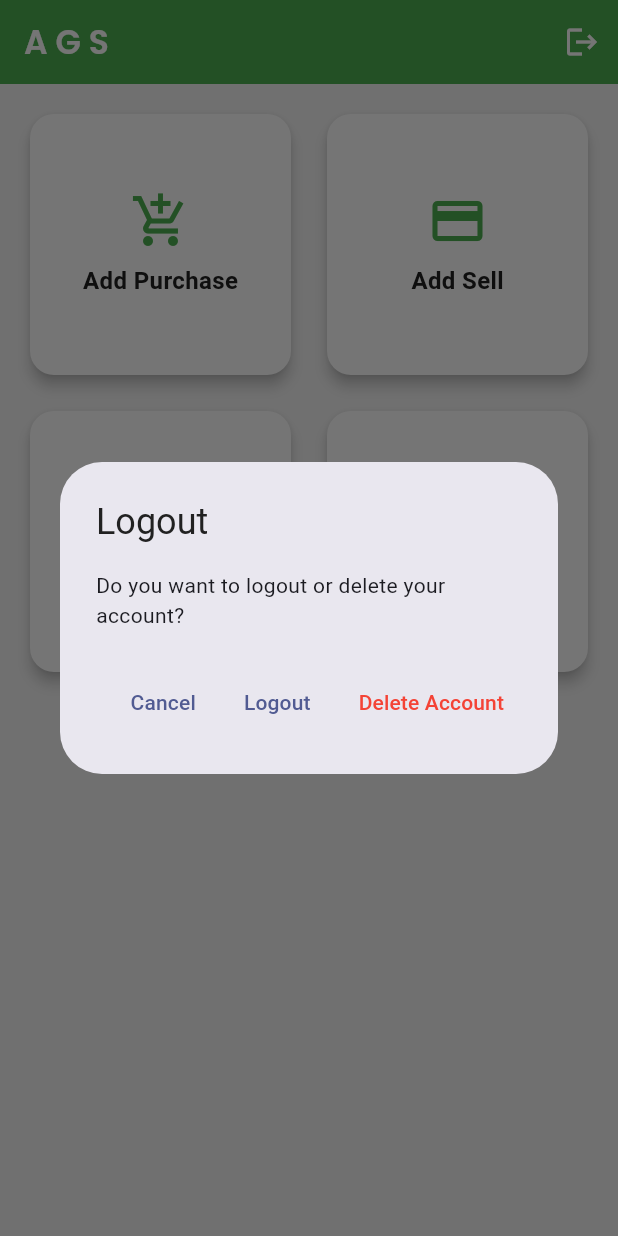
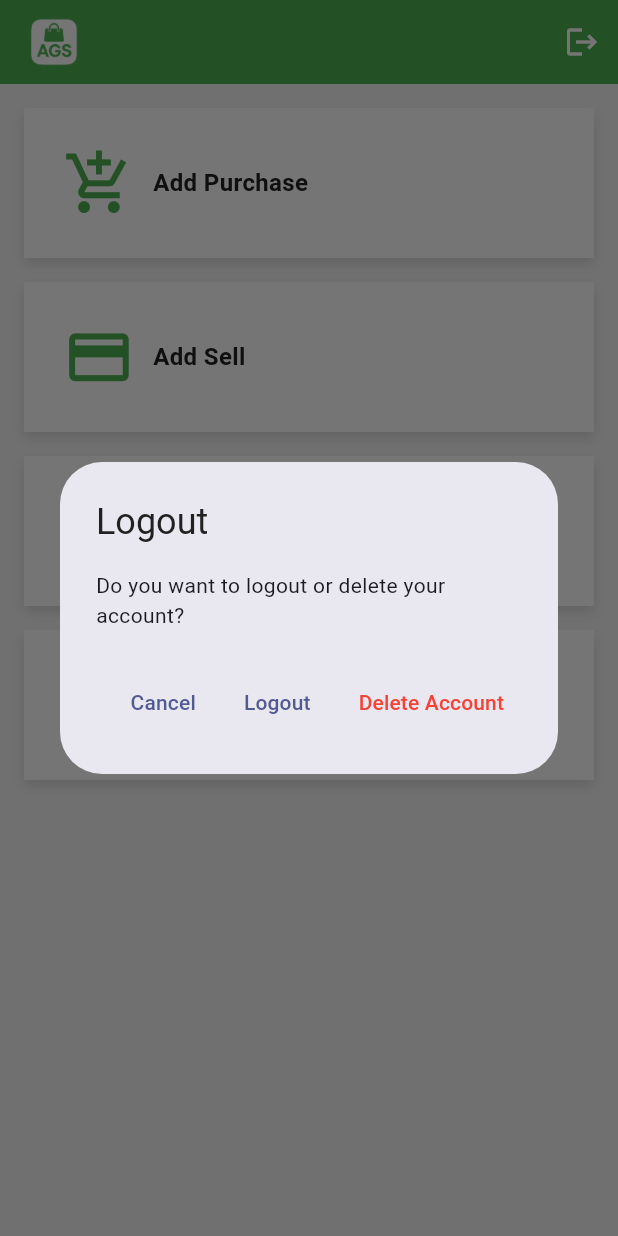
Before and after one commit to MuhammadZeeshanmz/shop_app, a Flutter app: the HomeScreen screen opened directly, after a tap on the "logout" icon, on a phone screen of 412 x 824 dp. Run offline on Flutter 3.47's test engine with Material 3 defaults, Android fonts, the phone set to English and light mode, and no system bars; our stand-ins replace cloud_firestore, firebase_auth, firebase_core; accounts and stored records are empty.

Commit message:
update ui

```diff
--- /dev/null
+++ b/lib/Home_screen/BarChartAnimationIcon.dart
@@ -0,0 +1,74 @@
+import 'package:flutter/material.dart';
+
+class BarChartAnimationIcon extends StatefulWidget {
+  final Color color;
+  final double barWidth;
+
+  const BarChartAnimationIcon({
+    super.key,
+    this.color = Colors.green,
+    this.barWidth = 6.0,
+  });
+
+  @override
+  State<BarChartAnimationIcon> createState() => _BarChartAnimationIconState();
+}
+
+class _BarChartAnimationIconState extends State<BarChartAnimationIcon>
+    with SingleTickerProviderStateMixin {
+  late AnimationController _controller;
+  late List<Animation<double>> _barAnimations;
+
+  @override
+  void initState() {
+    super.initState();
+
+    _controller = AnimationController(
+      vsync: this,
+      duration: Duration(milliseconds: 1200),
+    )..repeat(reverse: true);
+
+    _barAnimations = List.generate(3, (i) {
+      final begin = 10.0 + (i * 5);
+      final end = 30.0 - (i * 5);
+      return Tween<double>(begin: begin, end: end).animate(
+        CurvedAnimation(
+          parent: _controller,
+          curve: Interval(i * 0.2, 1.0, curve: Curves.easeInOut),
+        ),
+      );
+    });
+  }
+
+  @override
+  Widget build(BuildContext context) {
+    return SizedBox(
+      width: widget.barWidth * 5,
+      height: 40,
+      child: Row(
+        mainAxisAlignment: MainAxisAlignment.spaceEvenly,
+        children:
+            _barAnimations.map((animation) {
+              return AnimatedBuilder(
+                animation: _controller,
+                builder:
+                    (_, __) => Container(
+                      width: widget.barWidth,
+                      height: animation.value,
+                      decoration: BoxDecoration(
+                        color: widget.color,
+                        borderRadius: BorderRadius.circular(4),
+                      ),
+                    ),
+              );
+            }).toList(),
+      ),
+    );
+  }
+
+  @override
+  void dispose() {
+    _controller.dispose();
+    super.dispose();
+  }
+}
--- a/lib/Home_screen/ShopKhataScreen.dart
+++ b/lib/Home_screen/ShopKhataScreen.dart
@@ -1,5 +1,5 @@
+import 'package:ags/customer_detail/customer_data.dart';
 import 'package:flutter/material.dart';
-import 'package:shop_app/customer_detail/customer_data.dart';
 
 class ShopKhataScreen extends StatelessWidget {
   const ShopKhataScreen({
--- a/lib/Home_screen/add_payment_screen.dart
+++ b/lib/Home_screen/add_payment_screen.dart
@@ -1,6 +1,6 @@
+import 'package:ags/customer_detail/customer_data.dart';
+import 'package:ags/customer_detail/customer_service.dart';
 import 'package:flutter/material.dart';
-import 'package:shop_app/customer_detail/customer_data.dart';
-import 'package:shop_app/customer_detail/customer_service.dart';
 import 'package:url_launcher/url_launcher.dart';
 
 class AddSellScreen extends StatefulWidget {
--- a/lib/Home_screen/add_purchase_screen.dart
+++ b/lib/Home_screen/add_purchase_screen.dart
@@ -1,6 +1,6 @@
+import 'package:ags/customer_detail/customer_data.dart';
+import 'package:ags/customer_detail/customer_service.dart';
 import 'package:flutter/material.dart';
-import 'package:shop_app/customer_detail/customer_data.dart';
-import 'package:shop_app/customer_detail/customer_service.dart';
 import 'package:url_launcher/url_launcher.dart';
 
 class AddPurchaseScreen extends StatefulWidget {
--- a/lib/Home_screen/home_card.dart
+++ b/lib/Home_screen/home_card.dart
@@ -1,6 +1,7 @@
+import 'package:ags/Home_screen/BarChartAnimationIcon.dart';
 import 'package:flutter/material.dart';
 
-class HomeCard extends StatelessWidget {
+class HomeCard extends StatefulWidget {
   final String title;
   final IconData icon;
   final Widget route;
@@ -8,7 +9,8 @@ class HomeCard extends StatelessWidget {
   final Color textColor;
   final Color iconColor;
 
-  const HomeCard({super.key,
+  const HomeCard({
+    super.key,
     required this.title,
     required this.icon,
     required this.route,
@@ -18,33 +20,93 @@ class HomeCard extends StatelessWidget {
   });
 
   @override
+  State<HomeCard> createState() => _HomeCardState();
+}
+
+class _HomeCardState extends State<HomeCard>
+    with SingleTickerProviderStateMixin {
+  late AnimationController _controller;
+  late Animation<double> _scaleAnimation;
+
+  @override
+  void initState() {
+    super.initState();
+
+    _controller = AnimationController(
+      vsync: this,
+      duration: const Duration(milliseconds: 1000),
+    )..repeat(reverse: true);
+
+    _scaleAnimation = Tween<double>(
+      begin: 1.0,
+      end: 1.2,
+    ).animate(CurvedAnimation(parent: _controller, curve: Curves.easeInOut));
+  }
+
+  @override
+  void dispose() {
+    _controller.dispose();
+    super.dispose();
+  }
+
+  bool get shouldScale {
+    return widget.icon == Icons.add_shopping_cart ||
+        widget.icon == Icons.payment ||
+        widget.icon == Icons.receipt_long;
+  }
+
+  @override
   Widget build(BuildContext context) {
+    Widget animatedIcon;
+
+    if (widget.icon == Icons.bar_chart) {
+      animatedIcon = BarChartAnimationIcon(
+        color: widget.iconColor,
+      ); // custom bars
+    } else if (shouldScale) {
+      animatedIcon = ScaleTransition(
+        scale: _scaleAnimation,
+        child: Icon(widget.icon, size: 40, color: widget.iconColor),
+      );
+    } else {
+      animatedIcon = Icon(widget.icon, size: 40, color: widget.iconColor);
+    }
+
     return GestureDetector(
       onTap:
-          () =>
-              Navigator.push(context, MaterialPageRoute(builder: (_) => route)),
-      child: Card(
-        color: cardColor,
-        elevation: 4,
-        shape: RoundedRectangleBorder(borderRadius: BorderRadius.circular(16)),
-        child: Center(
-          child: Column(
-            mainAxisSize: MainAxisSize.min,
+          () => Navigator.push(
+            context,
+            MaterialPageRoute(builder: (_) => widget.route),
+          ),
+      child: Container(
+        width: double.infinity,
+        padding: const EdgeInsets.all(30),
+        decoration: BoxDecoration(
+          color: widget.cardColor,
+          borderRadius: BorderRadius.circular(0),
+          boxShadow: [
+            BoxShadow(
+              color: Colors.black12,
+              blurRadius: 6,
+              offset: Offset(0, 4),
+            ),
+          ],
+        ),
+        child: Row(
           children: [
-              Icon(icon, size: 40, color: iconColor),
-              SizedBox(height: 8),
+            animatedIcon,
+            const SizedBox(width: 16),
             Text(
-                title,
+              widget.title,
               style: TextStyle(
                 fontSize: 16,
-                  color: textColor,
+                color: widget.textColor,
                 fontWeight: FontWeight.w600,
               ),
             ),
           ],
         ),
       ),
-      ),
     );
   }
 }
--- a/lib/Home_screen/home_screen.dart
+++ b/lib/Home_screen/home_screen.dart
@@ -1,12 +1,12 @@
+import 'package:ags/Home_screen/ShopKhataScreen.dart';
+import 'package:ags/Home_screen/add_payment_screen.dart';
+import 'package:ags/Home_screen/add_purchase_screen.dart';
+import 'package:ags/Home_screen/home_card.dart';
+import 'package:ags/Home_screen/khata_list_screen.dart';
+import 'package:ags/login/login_view.dart';
 import 'package:cloud_firestore/cloud_firestore.dart';
 import 'package:flutter/material.dart';
 import 'package:firebase_auth/firebase_auth.dart';
-import 'package:shop_app/login/login_view.dart';
-import 'package:shop_app/Home_screen/ShopKhataScreen.dart';
-import 'package:shop_app/Home_screen/add_payment_screen.dart';
-import 'package:shop_app/Home_screen/add_purchase_screen.dart';
-import 'package:shop_app/Home_screen/home_card.dart';
-import 'package:shop_app/Home_screen/khata_list_screen.dart';
 
 class HomeScreen extends StatelessWidget {
   HomeScreen({super.key});
@@ -35,15 +35,15 @@ class HomeScreen extends StatelessWidget {
             content: Text('Do you want to logout or delete your account?'),
             actions: [
               TextButton(
-                onPressed: () => Navigator.of(ctx).pop(false), // Cancel
+                onPressed: () => Navigator.of(ctx).pop(false),
                 child: Text('Cancel'),
               ),
               TextButton(
-                onPressed: () => Navigator.of(ctx).pop(true), // Logout
+                onPressed: () => Navigator.of(ctx).pop(true),
                 child: Text('Logout'),
               ),
               TextButton(
-                onPressed: () => Navigator.of(ctx).pop(null), // Delete
+                onPressed: () => Navigator.of(ctx).pop(null),
                 child: Text(
                   'Delete Account',
                   style: TextStyle(color: Color(0xFFF44336)),
@@ -56,30 +56,23 @@ class HomeScreen extends StatelessWidget {
     final user = FirebaseAuth.instance.currentUser;
 
     if (shouldLogout == true) {
-      // Logout
       await FirebaseAuth.instance.signOut();
-      print("✅ User signed out");
-
       Navigator.pushReplacement(
         context,
         MaterialPageRoute(builder: (_) => LoginScreen()),
       );
     } else if (shouldLogout == null && user != null) {
-      // Delete account
       try {
-        final uid = user.uid;
-        await FirebaseFirestore.instance.collection('users').doc(uid).delete();
-        print("🗑️ User document deleted");
-
+        await FirebaseFirestore.instance
+            .collection('users')
+            .doc(user.uid)
+            .delete();
         await user.delete();
-        print("🗑️ User account deleted");
-
         Navigator.pushReplacement(
           context,
           MaterialPageRoute(builder: (_) => LoginScreen()),
         );
       } catch (e) {
-        print("❌ Failed to delete account: $e");
         ScaffoldMessenger.of(context).showSnackBar(
           SnackBar(
             content: Text("Failed to delete account. Try logging in again."),
@@ -88,24 +81,24 @@ class HomeScreen extends StatelessWidget {
         );
       }
     }
-
-    // Do nothing if user chose Cancel
   }
 
   @override
   Widget build(BuildContext context) {
     return Scaffold(
-      backgroundColor: Color(0xFFF5F5F5), // Light grey background
+      backgroundColor: Color(0xFFF5F5F5),
       appBar: AppBar(
-        title: Text(
-          'A G S',
-          style: TextStyle(
-            fontFamily: 'Poppins',
-            fontWeight: FontWeight.w600,
-            color: Colors.white, // Dark text
-          ),
+        title: Row(
+          children: [
+            Image(
+              image: AssetImage('assets/cwhite.png'),
+              height: 40,
+              width: 40,
+            ),
+            SizedBox(width: 8),
+          ],
         ),
-        backgroundColor: Color(0xFF4CAF50), // Primary Green
+        backgroundColor: Color(0xFF4CAF50),
         actions: [
           IconButton(
             icon: Icon(Icons.logout),
@@ -117,10 +110,7 @@ class HomeScreen extends StatelessWidget {
       ),
       body: Padding(
         padding: const EdgeInsets.all(16.0),
-        child: GridView.count(
-          crossAxisCount: 2,
-          crossAxisSpacing: 16,
-          mainAxisSpacing: 16,
+        child: Column(
           children: [
             HomeCard(
               title: 'Add Purchase',
@@ -129,7 +119,9 @@ class HomeScreen extends StatelessWidget {
               cardColor: Colors.white,
               textColor: Color(0xFF212121),
               iconColor: Color(0xFF4CAF50),
+              // animate: true,
             ),
+            SizedBox(height: 16),
             HomeCard(
               title: 'Add Sell',
               icon: Icons.payment,
@@ -138,6 +130,7 @@ class HomeScreen extends StatelessWidget {
               textColor: Color(0xFF212121),
               iconColor: Color(0xFF4CAF50),
             ),
+            SizedBox(height: 16),
             HomeCard(
               title: 'View Khata',
               icon: Icons.receipt_long,
@@ -146,6 +139,7 @@ class HomeScreen extends StatelessWidget {
               textColor: Color(0xFF212121),
               iconColor: Color(0xFF4CAF50),
             ),
+            SizedBox(height: 16),
             HomeCard(
               title: 'Shop Summary',
               icon: Icons.bar_chart,
--- a/lib/Home_screen/khata_list_screen.dart
+++ b/lib/Home_screen/khata_list_screen.dart
@@ -1,6 +1,6 @@
+import 'package:ags/customer_detail/customer_data.dart';
+import 'package:ags/customer_detail/customer_detail_screen.dart';
 import 'package:flutter/material.dart';
-import 'package:shop_app/customer_detail/customer_detail_screen.dart';
-import 'package:shop_app/customer_detail/customer_data.dart';
 
 class KhataListScreen extends StatelessWidget {
   const KhataListScreen({super.key});
--- a/lib/customer_detail/customer_detail_screen.dart
+++ b/lib/customer_detail/customer_detail_screen.dart
@@ -1,5 +1,5 @@
+import 'package:ags/customer_detail/customer_data.dart';
 import 'package:flutter/material.dart';
-import 'package:shop_app/customer_detail/customer_data.dart';
 import 'package:intl/intl.dart';
 
 class CustomerDetailScreen extends StatelessWidget {
@@ -31,7 +31,7 @@ class CustomerDetailScreen extends StatelessWidget {
     return Scaffold(
       appBar: AppBar(
         title: Text(
-          "${customer.name}'s Khata",
+          "${customer.name} Khata",
           style: const TextStyle(
             fontFamily: 'Poppins',
             fontWeight: FontWeight.w600,
@@ -39,6 +39,11 @@ class CustomerDetailScreen extends StatelessWidget {
           ),
         ),
         backgroundColor: const Color(0xFF4CAF50),
+        leading: IconButton(
+          icon: const Icon(Icons.arrow_back),
+          color: Colors.white,
+          onPressed: () => Navigator.pop(context),
+        ),
       ),
       body: Padding(
         padding: const EdgeInsets.all(16.0),
--- a/lib/login/login_view.dart
+++ b/lib/login/login_view.dart
@@ -1,8 +1,8 @@
+import 'package:ags/Home_screen/home_screen.dart';
+import 'package:ags/login/forgot_view.dart';
+import 'package:ags/signup/signup_view.dart';
 import 'package:flutter/material.dart';
 import 'package:firebase_auth/firebase_auth.dart';
-import 'package:shop_app/Home_screen/home_screen.dart';
-import 'package:shop_app/login/forgot_view.dart';
-import 'package:shop_app/signup/signup_view.dart';
 
 class LoginScreen extends StatefulWidget {
   const LoginScreen({super.key});
--- a/lib/main.dart
+++ b/lib/main.dart
@@ -1,7 +1,7 @@
+import 'package:ags/firebase_options.dart';
+import 'package:ags/splash_screen/splash_screen.dart';
 import 'package:firebase_core/firebase_core.dart';
 import 'package:flutter/material.dart';
-import 'package:shop_app/firebase_options.dart';
-import 'package:shop_app/splash_screen/splash_screen.dart';
 
 void main() async {
   WidgetsFlutterBinding.ensureInitialized();
--- a/lib/signup/signup_view.dart
+++ b/lib/signup/signup_view.dart
@@ -1,8 +1,8 @@
+import 'package:ags/Home_screen/home_screen.dart';
+import 'package:ags/login/login_view.dart';
 import 'package:flutter/material.dart';
 import 'package:firebase_auth/firebase_auth.dart';
 import 'package:cloud_firestore/cloud_firestore.dart';
-import 'package:shop_app/Home_screen/home_screen.dart';
-import 'package:shop_app/login/login_view.dart';
 
 class SignupScreen extends StatefulWidget {
   const SignupScreen({super.key});
--- a/lib/splash_screen/splash_screen.dart
+++ b/lib/splash_screen/splash_screen.dart
@@ -1,9 +1,9 @@
+import 'package:ags/Home_screen/home_screen.dart';
+import 'package:ags/customer_detail/customer_data.dart';
+import 'package:ags/login/login_view.dart';
 import 'package:flutter/material.dart';
 import 'dart:math';
 import 'package:firebase_auth/firebase_auth.dart';
-import 'package:shop_app/customer_detail/customer_data.dart';
-import 'package:shop_app/login/login_view.dart';
-import 'package:shop_app/Home_screen/home_screen.dart';
 
 class SplashScreen extends StatefulWidget {
   const SplashScreen({super.key});
--- a/pubspec.yaml
+++ b/pubspec.yaml
@@ -1,4 +1,4 @@
-name: shop_app
+name: ags
 description: "A new Flutter project."
 # The following line prevents the package from being accidentally published to
 # pub.dev using `flutter pub publish`. This is preferred for private packages.
@@ -67,6 +67,8 @@ flutter:
   assets:
     - assets/ags.png
     - assets/Agss.png
+    - assets/white.png
+    - assets/cwhite.png
   # An image asset can refer to one or more resolution-specific "variants", see
   # https://flutter.dev/to/resolution-aware-images
 
```
Also changed, not shown: assets/cwhite.png (added), assets/white.png (added), 2 other files. Lines whose indentation alone changed are shown as unchanged.
